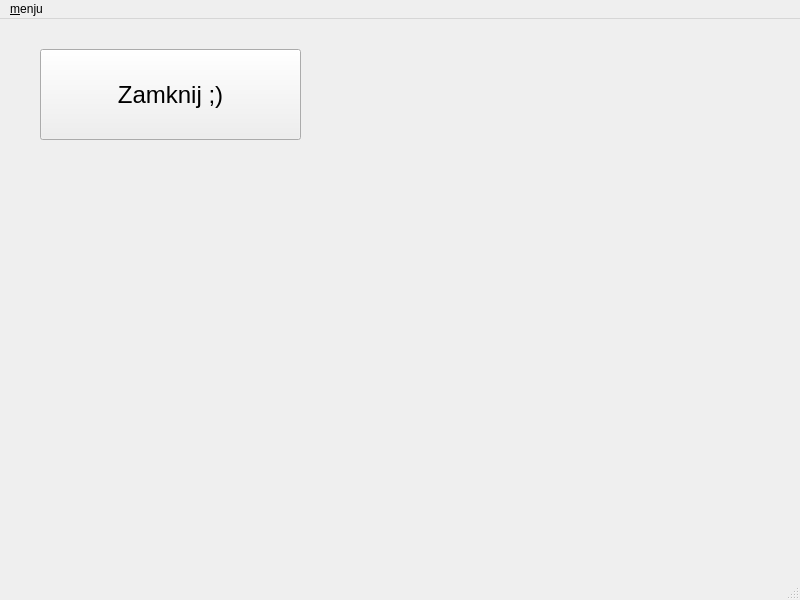
First picture: the form in mainwindow.ui, repository Mateusz-Szymkiewicz1/meAndJacob, before the edit.
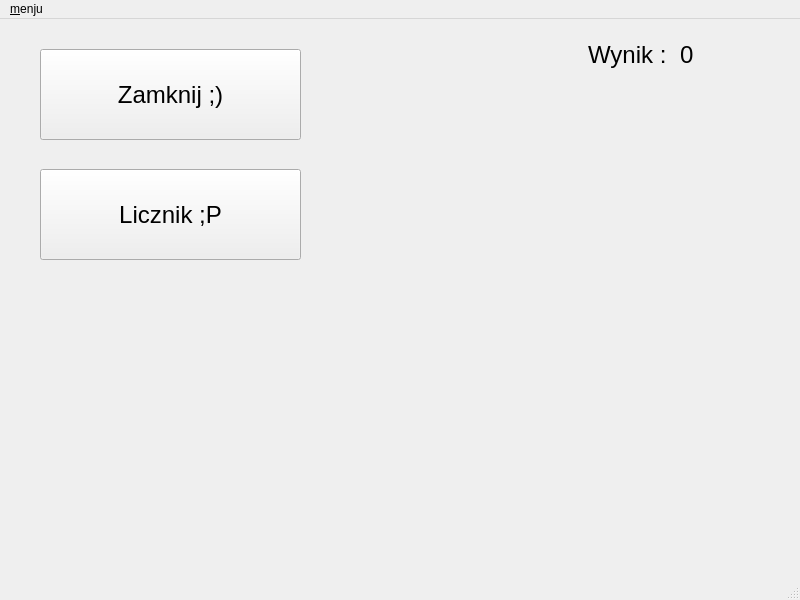
Second picture: the form after the edit.

Commit message: Dodanie licznika

```diff
--- a/mainwindow.ui
+++ b/mainwindow.ui
@@ -30,6 +30,56 @@
      <string>Zamknij ;)</string>
     </property>
    </widget>
+   <widget class="QPushButton" name="pushButton_2">
+    <property name="geometry">
+     <rect>
+      <x>40</x>
+      <y>150</y>
+      <width>261</width>
+      <height>91</height>
+     </rect>
+    </property>
+    <property name="styleSheet">
+     <string notr="true">font-size: 24px;</string>
+    </property>
+    <property name="text">
+     <string>Licznik ;P</string>
+    </property>
+   </widget>
+   <widget class="QLabel" name="label">
+    <property name="geometry">
+     <rect>
+      <x>588</x>
+      <y>20</y>
+      <width>81</width>
+      <height>31</height>
+     </rect>
+    </property>
+    <property name="styleSheet">
+     <string notr="true">font-size: 24px;
+color: #000;</string>
+    </property>
+    <property name="text">
+     <string>Wynik :</string>
+    </property>
+   </widget>
+   <widget class="QLabel" name="label_2">
+    <property name="geometry">
+     <rect>
+      <x>680</x>
+      <y>20</y>
+      <width>51</width>
+      <height>31</height>
+     </rect>
+    </property>
+    <property name="styleSheet">
+     <string notr="true">font-size: 24px;
+color: #000;</string>
+    </property>
+    <property name="text">
+     <string>0</string>
+    </property>
+   </widget>
   </widget>
   <widget class="QMenuBar" name="menubar">
    <property name="geometry">
```
The commit also changes 2 other files.
